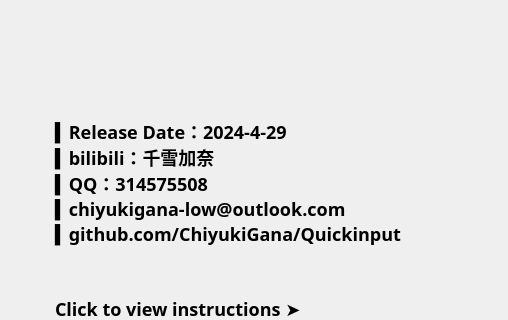
The window that .ui/AboutUi.ui (ChiyukiGana/Quickinput) describes before a commit, drawn with Qt 5; both pictures show x 0 to 508 and y 0 to 320 of the 640 by 440 pixel window.
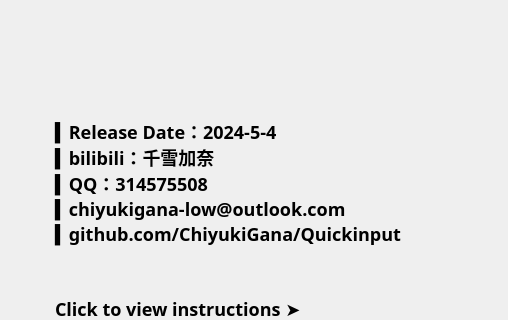
The same window after the commit. Icons and pictures are not drawn.

Diff of the .ui file:
```diff
--- a/.ui/AboutUi.ui
+++ b/.ui/AboutUi.ui
@@ -70,7 +70,7 @@
       <string notr="true">QLabel{color:black;border-image:url(:/about.png);padding-left:50px;font-size:18px}QLabel:hover{color:#00F;}</string>
      </property>
      <property name="text">
-      <string>▍Release Date：2024-4-29
+      <string>▍Release Date：2024-5-4
 ▍bilibili：千雪加奈
 ▍QQ：314575508
 ▍chiyukigana-low@outlook.com
```
